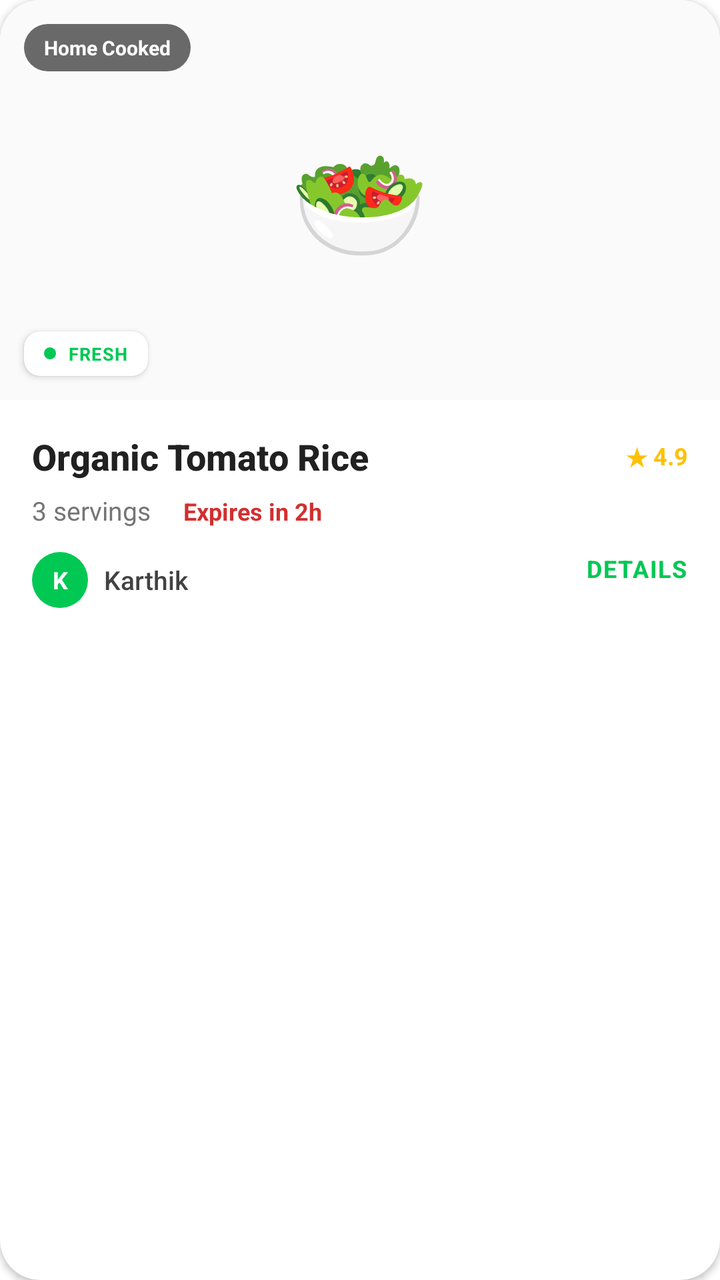
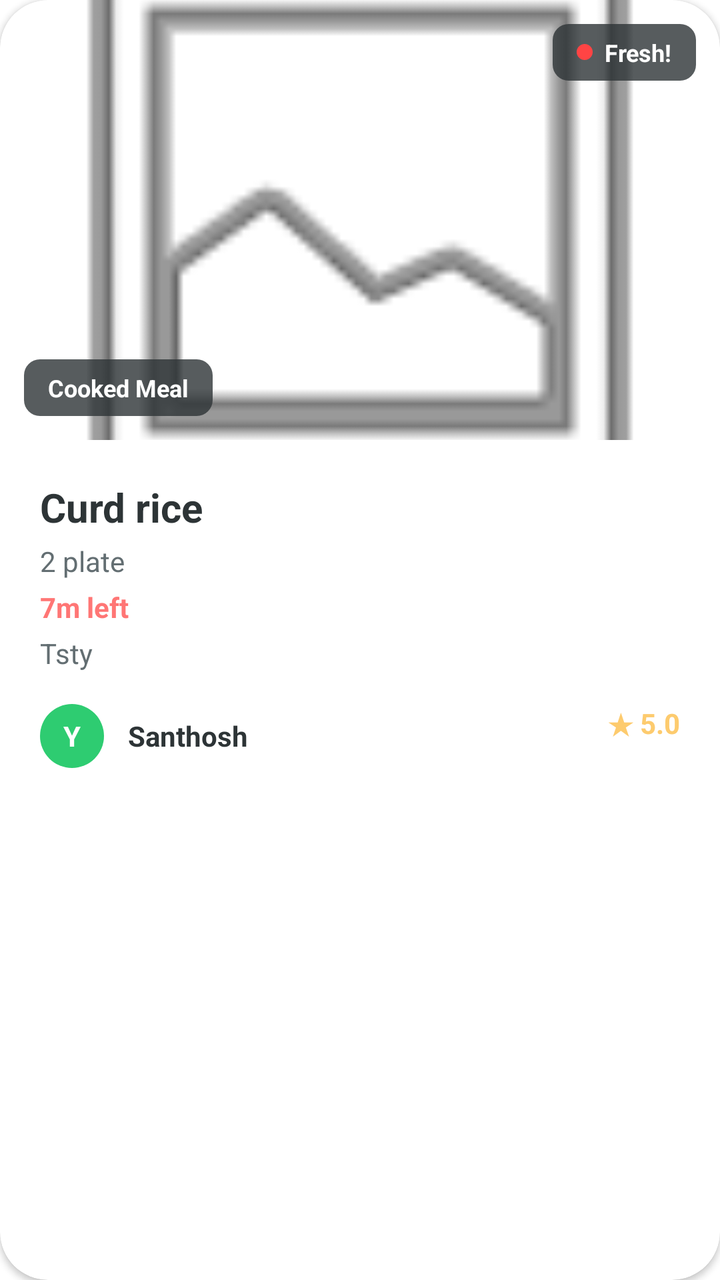

Screens rendered from an Android XML layout before and after an edit, with the pre-edit source and the edit as a unified diff.
<!-- AndroidManifest.xml: application theme Theme.ShareBite -->
<!-- res/layout/item_food_card.xml -->
<?xml version="1.0" encoding="utf-8"?>
<androidx.cardview.widget.CardView
    xmlns:android="http://schemas.android.com/apk/res/android"
    xmlns:app="http://schemas.android.com/apk/res-auto"
    android:layout_width="match_parent"
    android:layout_height="wrap_content"
    android:layout_marginStart="24dp"
    android:layout_marginEnd="24dp"
    android:layout_marginBottom="24dp"
    app:cardCornerRadius="20dp"
    app:cardElevation="2dp"
    app:cardBackgroundColor="#FFFFFF">

    <LinearLayout
        android:layout_width="match_parent"
        android:layout_height="wrap_content"
        android:orientation="vertical">

        
        <FrameLayout
            android:layout_width="match_parent"
            android:layout_height="200dp">

            
            <LinearLayout
                android:id="@+id/layoutNoImage"
                android:layout_width="match_parent"
                android:layout_height="match_parent"
                android:gravity="center"
                android:background="#FAFAFA">

                <TextView
                    android:layout_width="wrap_content"
                    android:layout_height="wrap_content"
                    android:text="🥗"
                    android:textSize="56sp"/>

            </LinearLayout>

            
            <ImageView
                android:id="@+id/imgFoodCard"
                android:layout_width="match_parent"
                android:layout_height="match_parent"
                android:scaleType="centerCrop"
                android:visibility="gone"/>

            
            <LinearLayout
                android:layout_width="match_parent"
                android:layout_height="wrap_content"
                android:padding="12dp"
                android:orientation="horizontal"
                android:gravity="top">

                <TextView
                    android:id="@+id/tvCardCategory"
                    android:layout_width="wrap_content"
                    android:layout_height="wrap_content"
                    android:text="Home Cooked"
                    android:textSize="10sp"
                    android:textColor="#FFFFFF"
                    android:textStyle="bold"
                    android:background="@drawable/bg_category_label"
                    android:backgroundTint="#212121"
                    android:paddingStart="10dp"
                    android:paddingEnd="10dp"
                    android:paddingTop="5dp"
                    android:paddingBottom="5dp"/>

            </LinearLayout>

            
            <androidx.cardview.widget.CardView
                android:layout_width="wrap_content"
                android:layout_height="wrap_content"
                android:layout_gravity="bottom|start"
                android:layout_margin="12dp"
                app:cardCornerRadius="8dp"
                app:cardBackgroundColor="#FFFFFF"
                app:cardElevation="2dp">
                <LinearLayout
                    android:layout_width="wrap_content"
                    android:layout_height="wrap_content"
                    android:orientation="horizontal"
                    android:gravity="center_vertical"
                    android:paddingStart="10dp"
                    android:paddingEnd="10dp"
                    android:paddingTop="5dp"
                    android:paddingBottom="5dp">
                    <View
                        android:layout_width="6dp"
                        android:layout_height="6dp"
                        android:background="@drawable/bg_dot_red"
                        android:backgroundTint="#00C853"
                        android:layout_marginEnd="6dp"/>
                    <TextView
                        android:layout_width="wrap_content"
                        android:layout_height="wrap_content"
                        android:text="FRESH"
                        android:textSize="9sp"
                        android:textColor="#00C853"
                        android:textStyle="bold"
                        android:letterSpacing="0.05"/>
                </LinearLayout>
            </androidx.cardview.widget.CardView>

            
            <TextView
                android:id="@+id/tvCardClaimed"
                android:layout_width="match_parent"
                android:layout_height="match_parent"
                android:text="CLAIMED"
                android:textSize="22sp"
                android:textStyle="bold"
                android:textColor="#FFFFFF"
                android:gravity="center"
                android:background="#99000000"
                android:visibility="gone"/>

        </FrameLayout>

        
        <LinearLayout
            android:layout_width="match_parent"
            android:layout_height="wrap_content"
            android:orientation="vertical"
            android:padding="16dp">

            <RelativeLayout
                android:layout_width="match_parent"
                android:layout_height="wrap_content"
                android:layout_marginBottom="6dp">

                <TextView
                    android:id="@+id/tvCardFoodName"
                    android:layout_width="wrap_content"
                    android:layout_height="wrap_content"
                    android:text="Organic Tomato Rice"
                    android:textSize="18sp"
                    android:textStyle="bold"
                    android:textColor="#212121"
                    android:fontFamily="sans-serif-medium"/>

                <TextView
                    android:id="@+id/tvRating"
                    android:layout_width="wrap_content"
                    android:layout_height="wrap_content"
                    android:layout_alignParentEnd="true"
                    android:layout_centerVertical="true"
                    android:text="★ 4.9"
                    android:textColor="#FFC107"
                    android:textSize="12sp"
                    android:textStyle="bold"/>

            </RelativeLayout>

            <LinearLayout
                android:layout_width="match_parent"
                android:layout_height="wrap_content"
                android:orientation="horizontal"
                android:layout_marginBottom="12dp">

                <TextView
                    android:id="@+id/tvCardQuantity"
                    android:layout_width="wrap_content"
                    android:layout_height="wrap_content"
                    android:text="3 servings"
                    android:textSize="13sp"
                    android:textColor="#757575"
                    android:layout_marginEnd="16dp"/>

                <TextView
                    android:id="@+id/tvCardTimer"
                    android:layout_width="wrap_content"
                    android:layout_height="wrap_content"
                    android:text="Expires in 2h"
                    android:textSize="12sp"
                    android:textColor="#D32F2F"
                    android:textStyle="bold"/>

            </LinearLayout>

            
            <RelativeLayout
                android:layout_width="match_parent"
                android:layout_height="wrap_content"
                android:gravity="center_vertical">

                <LinearLayout
                    android:layout_width="wrap_content"
                    android:layout_height="wrap_content"
                    android:orientation="horizontal"
                    android:gravity="center_vertical"
                    android:layout_alignParentStart="true">

                    <TextView
                        android:id="@+id/tvAvatarInit"
                        android:layout_width="28dp"
                        android:layout_height="28dp"
                        android:text="K"
                        android:textSize="12sp"
                        android:textStyle="bold"
                        android:textColor="#FFFFFF"
                        android:gravity="center"
                        android:background="@drawable/bg_avatar"
                        android:backgroundTint="#00C853"
                        android:layout_marginEnd="8dp"/>

                    <TextView
                        android:id="@+id/tvCardUserName"
                        android:layout_width="wrap_content"
                        android:layout_height="wrap_content"
                        android:text="Karthik"
                        android:textSize="13sp"
                        android:textColor="#424242"
                        android:fontFamily="sans-serif-medium"/>

                </LinearLayout>

                <TextView
                    android:layout_width="wrap_content"
                    android:layout_height="wrap_content"
                    android:layout_alignParentEnd="true"
                    android:text="DETAILS"
                    android:textSize="12sp"
                    android:textStyle="bold"
                    android:textColor="#00C853"
                    android:letterSpacing="0.05"/>

            </RelativeLayout>

        </LinearLayout>

    </LinearLayout>

</androidx.cardview.widget.CardView>
<!-- resources referenced by this layout -->
<resources>
  <!-- drawable bg_avatar (drawable) -->
  <?xml version="1.0" encoding="utf-8"?>
  <shape xmlns:android="http://schemas.android.com/apk/res/android"
      android:shape="oval">
      <solid android:color="@color/green_primary"/>
  </shape>
  <!-- drawable bg_category_label (drawable) -->
  <?xml version="1.0" encoding="utf-8"?>
  <shape xmlns:android="http://schemas.android.com/apk/res/android">
      <solid android:color="#AA000000"/>
      <corners android:radius="12dp"/>
  </shape>
  <!-- drawable bg_dot_red (drawable) -->
  <?xml version="1.0" encoding="utf-8"?>
  <shape xmlns:android="http://schemas.android.com/apk/res/android"
      android:shape="oval">
      <solid android:color="#FF4444"/>
  </shape>
  <style name="Theme.ShareBite" parent="Theme.MaterialComponents.Light.NoActionBar">
          <item name="colorPrimary">@color/green_primary</item>
          <item name="colorPrimaryVariant">@color/green_dark</item>
          <item name="colorOnPrimary">@color/white</item>
          <item name="android:statusBarColor">@color/white</item>
          <item name="android:windowLightStatusBar">true</item>
          <item name="android:textColor">@color/black</item>
          <item name="android:editTextColor">@color/black</item>
      </style>
  <color name="green_primary">#00C853</color>
  <color name="green_dark">#009624</color>
  <color name="white">#FFFFFF</color>
  <color name="black">#000000</color>
</resources>

<!-- the commit's change to res/layout/item_food_card.xml (unified diff, before → after) -->
@@ -4,10 +4,10 @@
     xmlns:app="http://schemas.android.com/apk/res-auto"
     android:layout_width="match_parent"
     android:layout_height="wrap_content"
-    android:layout_marginStart="24dp"
-    android:layout_marginEnd="24dp"
-    android:layout_marginBottom="24dp"
-    app:cardCornerRadius="20dp"
+    android:layout_marginStart="16dp"
+    android:layout_marginEnd="16dp"
+    android:layout_marginBottom="16dp"
+    app:cardCornerRadius="24dp"
     app:cardElevation="2dp"
     app:cardBackgroundColor="#FFFFFF">
 
@@ -19,103 +19,87 @@
         
         <FrameLayout
             android:layout_width="match_parent"
-            android:layout_height="200dp">
-
-            
+            android:layout_height="220dp">
+
+            <ImageView
+                android:id="@+id/imgFoodCard"
+                android:layout_width="match_parent"
+                android:layout_height="match_parent"
+                android:scaleType="centerCrop"
+                android:src="@android:drawable/ic_menu_gallery"/>
+
             <LinearLayout
                 android:id="@+id/layoutNoImage"
                 android:layout_width="match_parent"
                 android:layout_height="match_parent"
+                android:background="#F5F5F5"
                 android:gravity="center"
-                android:background="#FAFAFA">
-
+                android:visibility="gone">
                 <TextView
                     android:layout_width="wrap_content"
                     android:layout_height="wrap_content"
-                    android:text="🥗"
-                    android:textSize="56sp"/>
-
+                    android:text="🍲"
+                    android:textSize="48sp"/>
             </LinearLayout>
 
             
-            <ImageView
-                android:id="@+id/imgFoodCard"
-                android:layout_width="match_parent"
-                android:layout_height="match_parent"
-                android:scaleType="centerCrop"
-                android:visibility="gone"/>
-
-            
             <LinearLayout
-                android:layout_width="match_parent"
-                android:layout_height="wrap_content"
-                android:padding="12dp"
-                android:orientation="horizontal"
-                android:gravity="top">
-
+                android:layout_width="wrap_content"
+                android:layout_height="wrap_content"
+                android:layout_gravity="top|end"
+                android:layout_margin="12dp"
+                android:background="@drawable/bg_claimed_badge"
+                android:backgroundTint="#2D3436"
+                android:paddingStart="12dp"
+                android:paddingEnd="12dp"
+                android:paddingTop="6dp"
+                android:paddingBottom="6dp"
+                android:gravity="center_vertical">
+                <View
+                    android:layout_width="8dp"
+                    android:layout_height="8dp"
+                    android:background="@drawable/bg_dot_red"
+                    android:layout_marginEnd="6dp"/>
                 <TextView
-                    android:id="@+id/tvCardCategory"
-                    android:layout_width="wrap_content"
-                    android:layout_height="wrap_content"
-                    android:text="Home Cooked"
-                    android:textSize="10sp"
+                    android:layout_width="wrap_content"
+                    android:layout_height="wrap_content"
+                    android:text="Fresh!"
                     android:textColor="#FFFFFF"
-                    android:textStyle="bold"
-                    android:background="@drawable/bg_category_label"
-                    android:backgroundTint="#212121"
-                    android:paddingStart="10dp"
-                    android:paddingEnd="10dp"
-                    android:paddingTop="5dp"
-                    android:paddingBottom="5dp"/>
-
+                    android:textSize="12sp"
+                    android:textStyle="bold"/>
             </LinearLayout>
 
             
-            <androidx.cardview.widget.CardView
+            <TextView
+                android:id="@+id/tvCardCategory"
                 android:layout_width="wrap_content"
                 android:layout_height="wrap_content"
                 android:layout_gravity="bottom|start"
                 android:layout_margin="12dp"
-                app:cardCornerRadius="8dp"
-                app:cardBackgroundColor="#FFFFFF"
-                app:cardElevation="2dp">
-                <LinearLayout
-                    android:layout_width="wrap_content"
-                    android:layout_height="wrap_content"
-                    android:orientation="horizontal"
-                    android:gravity="center_vertical"
-                    android:paddingStart="10dp"
-                    android:paddingEnd="10dp"
-                    android:paddingTop="5dp"
-                    android:paddingBottom="5dp">
-                    <View
-                        android:layout_width="6dp"
-                        android:layout_height="6dp"
-                        android:background="@drawable/bg_dot_red"
-                        android:backgroundTint="#00C853"
-                        android:layout_marginEnd="6dp"/>
-                    <TextView
-                        android:layout_width="wrap_content"
-                        android:layout_height="wrap_content"
-                        android:text="FRESH"
-                        android:textSize="9sp"
-                        android:textColor="#00C853"
-                        android:textStyle="bold"
-                        android:letterSpacing="0.05"/>
-                </LinearLayout>
-            </androidx.cardview.widget.CardView>
+                android:text="Cooked Meal"
+                android:textColor="#FFFFFF"
+                android:textSize="12sp"
+                android:textStyle="bold"
+                android:background="@drawable/bg_claimed_badge"
+                android:backgroundTint="#2D3436"
+                android:paddingStart="12dp"
+                android:paddingEnd="12dp"
+                android:paddingTop="6dp"
+                android:paddingBottom="6dp"/>
 
             
             <TextView
                 android:id="@+id/tvCardClaimed"
                 android:layout_width="match_parent"
-                android:layout_height="match_parent"
-                android:text="CLAIMED"
-                android:textSize="22sp"
-                android:textStyle="bold"
+                android:layout_height="40dp"
+                android:layout_gravity="bottom"
+                android:background="#CC00C853"
+                android:text="✓ Claimed"
                 android:textColor="#FFFFFF"
+                android:textSize="15sp"
+                android:textStyle="bold"
                 android:gravity="center"
-                android:background="#99000000"
+                android:letterSpacing="0.05"
                 android:visibility="gone"/>
 
         </FrameLayout>
@@ -125,61 +109,45 @@
             android:layout_width="match_parent"
             android:layout_height="wrap_content"
             android:orientation="vertical"
-            android:padding="16dp">
-
-            <RelativeLayout
-                android:layout_width="match_parent"
-                android:layout_height="wrap_content"
-                android:layout_marginBottom="6dp">
-
-                <TextView
-                    android:id="@+id/tvCardFoodName"
-                    android:layout_width="wrap_content"
-                    android:layout_height="wrap_content"
-                    android:text="Organic Tomato Rice"
-                    android:textSize="18sp"
-                    android:textStyle="bold"
-                    android:textColor="#212121"
-                    android:fontFamily="sans-serif-medium"/>
-
-                <TextView
-                    android:id="@+id/tvRating"
-                    android:layout_width="wrap_content"
-                    android:layout_height="wrap_content"
-                    android:layout_alignParentEnd="true"
-                    android:layout_centerVertical="true"
-                    android:text="★ 4.9"
-                    android:textColor="#FFC107"
-                    android:textSize="12sp"
-                    android:textStyle="bold"/>
-
-            </RelativeLayout>
-
-            <LinearLayout
-                android:layout_width="match_parent"
-                android:layout_height="wrap_content"
-                android:orientation="horizontal"
-                android:layout_marginBottom="12dp">
-
-                <TextView
-                    android:id="@+id/tvCardQuantity"
-                    android:layout_width="wrap_content"
-                    android:layout_height="wrap_content"
-                    android:text="3 servings"
-                    android:textSize="13sp"
-                    android:textColor="#757575"
-                    android:layout_marginEnd="16dp"/>
-
-                <TextView
-                    android:id="@+id/tvCardTimer"
-                    android:layout_width="wrap_content"
-                    android:layout_height="wrap_content"
-                    android:text="Expires in 2h"
-                    android:textSize="12sp"
-                    android:textColor="#D32F2F"
-                    android:textStyle="bold"/>
-
-            </LinearLayout>
+            android:padding="20dp">
+
+            <TextView
+                android:id="@+id/tvCardFoodName"
+                android:layout_width="wrap_content"
+                android:layout_height="wrap_content"
+                android:text="Curd rice"
+                android:textColor="#2D3436"
+                android:textSize="20sp"
+                android:textStyle="bold"
+                android:layout_marginBottom="4dp"/>
+
+            <TextView
+                android:id="@+id/tvCardQuantity"
+                android:layout_width="wrap_content"
+                android:layout_height="wrap_content"
+                android:text="2 plate"
+                android:textColor="#636E72"
+                android:textSize="14sp"
+                android:layout_marginBottom="4dp"/>
+
+            <TextView
+                android:id="@+id/tvCardTimer"
+                android:layout_width="wrap_content"
+                android:layout_height="wrap_content"
+                android:text="7m left"
+                android:textColor="#FF7675"
+                android:textSize="14sp"
+                android:textStyle="bold"
+                android:layout_marginBottom="4dp"/>
+
+            <TextView
+                android:id="@+id/tvCardDesc"
+                android:layout_width="match_parent"
+                android:layout_height="wrap_content"
+                android:text="Tsty"
+                android:textColor="#636E72"
+                android:textSize="14sp"
+                android:layout_marginBottom="16dp"/>
 
             
             <RelativeLayout
@@ -196,37 +164,35 @@
 
                     <TextView
                         android:id="@+id/tvAvatarInit"
-                        android:layout_width="28dp"
-                        android:layout_height="28dp"
-                        android:text="K"
-                        android:textSize="12sp"
+                        android:layout_width="32dp"
+                        android:layout_height="32dp"
+                        android:background="@drawable/bg_avatar"
+                        android:backgroundTint="#2ECC71"
+                        android:text="Y"
+                        android:textColor="#FFFFFF"
                         android:textStyle="bold"
-                        android:textColor="#FFFFFF"
                         android:gravity="center"
-                        android:background="@drawable/bg_avatar"
-                        android:backgroundTint="#00C853"
-                        android:layout_marginEnd="8dp"/>
+                        android:layout_marginEnd="12dp"/>
 
                     <TextView
                         android:id="@+id/tvCardUserName"
                         android:layout_width="wrap_content"
                         android:layout_height="wrap_content"
-                        android:text="Karthik"
-                        android:textSize="13sp"
-                        android:textColor="#424242"
-                        android:fontFamily="sans-serif-medium"/>
-
+                        android:text="Santhosh"
+                        android:textColor="#2D3436"
+                        android:textStyle="bold"
+                        android:textSize="14sp"/>
                 </LinearLayout>
 
                 <TextView
+                    android:id="@+id/tvRating"
                     android:layout_width="wrap_content"
                     android:layout_height="wrap_content"
                     android:layout_alignParentEnd="true"
-                    android:text="DETAILS"
-                    android:textSize="12sp"
+                    android:text="★ 5.0"
+                    android:textColor="#FDCB6E"
                     android:textStyle="bold"
-                    android:textColor="#00C853"
-                    android:letterSpacing="0.05"/>
+                    android:textSize="14sp"/>
 
             </RelativeLayout>
 
<!-- resource entries referenced after the edit -->
@@ -6,11 +6,12 @@
       android:shape="oval">
       <solid android:color="@color/green_primary"/>
   </shape>
-  <!-- drawable bg_category_label (drawable) -->
+  <!-- drawable bg_claimed_badge (drawable) -->
   <?xml version="1.0" encoding="utf-8"?>
-  <shape xmlns:android="http://schemas.android.com/apk/res/android">
-      <solid android:color="#AA000000"/>
-      <corners android:radius="12dp"/>
+  <shape xmlns:android="http://schemas.android.com/apk/res/android"
+      android:shape="rectangle">
+      <solid android:color="#CC000000"/>
+      <corners android:radius="8dp"/>
   </shape>
   <!-- drawable bg_dot_red (drawable) -->
   <?xml version="1.0" encoding="utf-8"?>
